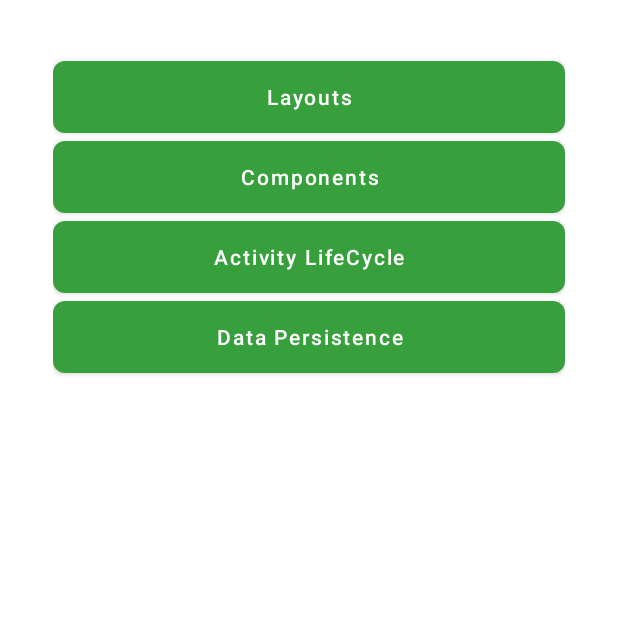
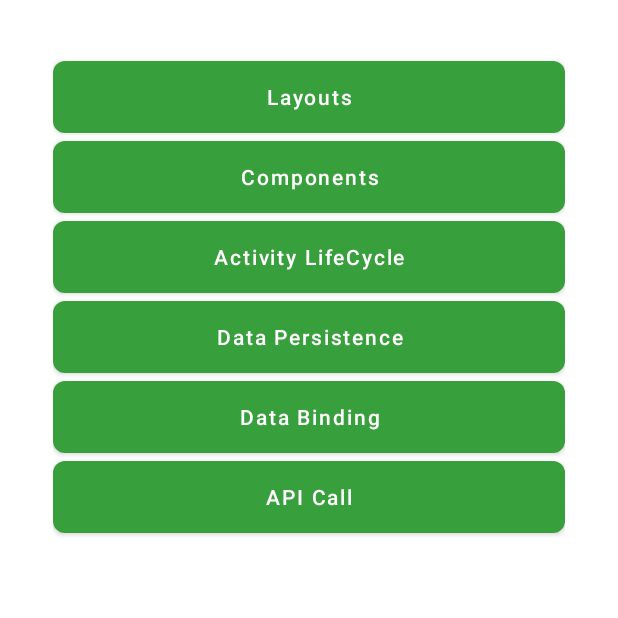
Before and after one commit to PrarthanaBhatt/MyWork, an Android app: the screen it shows after launch (MainActivity), on a phone screen of 412 x 824 dp, the top half of it. Run offline under Robolectric (Android 15) with nearby library versions, the phone set to English and light mode, and no system bars.

```diff
--- /dev/null
+++ b/OOPSisFun/src/main/java/com/prarthana/oopsisfun/MyMainClass.java
@@ -0,0 +1,4 @@
+package com.prarthana.oopsisfun;
+
+public class MyMainClass {
+}
--- a/app/src/main/AndroidManifest.xml
+++ b/app/src/main/AndroidManifest.xml
@@ -9,7 +9,9 @@
         android:roundIcon="@mipmap/ic_launcher_round"
         android:supportsRtl="true"
         android:theme="@style/Theme.MyWorkApplication">
-        <activity android:name=".data_persistence.internal_storage.InternalStorageMainActivity"></activity>
+        <activity android:name=".data_Activity.DataMainActivity"></activity>
+        <activity android:name=".api_calls.ApiCallMainActivity" />
+        <activity android:name=".data_persistence.internal_storage.InternalStorageMainActivity" />
         <activity android:name=".data_persistence.sql_data.FetchActivity" />
         <activity android:name=".data_persistence.sql_data.SqlMainActivity" />
         <activity android:name=".data_persistence.shared_pref.SharedPrefActivity" />
--- a/app/src/main/res/layout/activity_main.xml
+++ b/app/src/main/res/layout/activity_main.xml
@@ -52,7 +52,26 @@
         android:textAllCaps="false"
         android:onClick="callFour"/>
 
+    <Button
+        android:id="@+id/btnFive"
+        android:layout_width="match_parent"
+        android:layout_height="wrap_content"
+        android:layout_marginTop="5dp"
+        app:backgroundTint="@null"
+        android:background="@drawable/green_button_bg"
+        android:text="@string/data_binding"
+        android:textAllCaps="false"
+        android:onClick="callFive"/>
 
-
+    <Button
+        android:id="@+id/btnSix"
+        android:layout_width="match_parent"
+        android:layout_height="wrap_content"
+        android:layout_marginTop="5dp"
+        app:backgroundTint="@null"
+        android:background="@drawable/green_button_bg"
+        android:text="@string/api_call"
+        android:textAllCaps="false"
+        android:onClick="callSix"/>
 
 </LinearLayout>
--- a/app/src/main/res/values/strings.xml
+++ b/app/src/main/res/values/strings.xml
@@ -59,5 +59,10 @@
     <string name="user_name">User Name</string>
     <string name="address">Address</string>
     <string name="enter_address">Enter Address</string>
+    <string name="databinding">Data Binding</string>
+    <string name="databinding_in_activity">DataBinding In Activity</string>
+    <string name="databinding_in_fragment">DataBinding in Fragment</string>
+    <string name="api_call">API Call</string>
+    <string name="data_binding">Data Binding</string>
 
 </resources>
--- a/settings.gradle
+++ b/settings.gradle
@@ -1,2 +1,3 @@
+include ':OOPSisFun'
 include ':app'
 rootProject.name = "MyWorkApplication"
```
Also changed, not shown: OOPSisFun/build.gradle (added, +8 -0 lines), app/build.gradle (+7 -1 lines), app/src/main/java/com/prarthana/myworkapplication/MainActivity.java (+15 -0 lines), app/src/main/java/com/prarthana/myworkapplication/api_calls/ApiCallMainActivity.java (added, +22 -0 lines), app/src/main/java/com/prarthana/myworkapplication/data_Activity/DataMainActivity.java (added, +20 -0 lines), app/src/main/java/com/prarthana/myworkapplication/data_Activity/User.java (added, +26 -0 lines), app/src/main/res/layout/activity_api_call_main.xml (added, +17 -0 lines), app/src/main/res/layout/activity_data_main.xml (added, +38 -0 lines), 1 other file.
